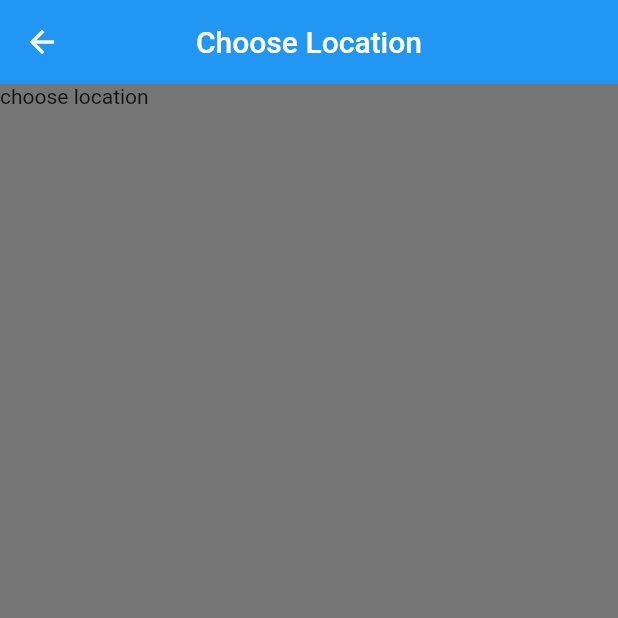
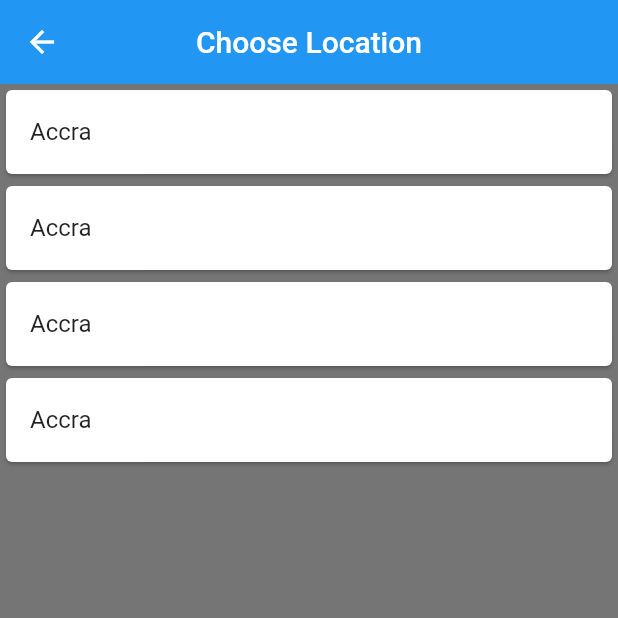
Before and after one commit to HumbleGh/world_time, a Flutter app: the screen it shows after launch, after a tap on "Choose Location", on a phone screen of 412 x 824 dp, the top half of it. Run offline on Flutter 3.47's test engine with Material 2 defaults, Android fonts, the phone set to English and light mode, and no system bars; our stand-ins replace flutter_spinkit; network calls fail.

Commit message:
Added a list view

```diff
--- a/lib/pages/choose_location.dart
+++ b/lib/pages/choose_location.dart
@@ -1,4 +1,5 @@
 import 'package:flutter/material.dart';
+import 'package:world_time/services/world_time.dart';
 
 class ChooseLocation extends StatefulWidget {
   const ChooseLocation({super.key});
@@ -8,6 +9,33 @@ class ChooseLocation extends StatefulWidget {
 }
 
 class _ChooseLocationState extends State<ChooseLocation> {
+  List<WorldTime> locations = [
+    WorldTime(
+        location: 'Accra',
+        time: 'time',
+        flag: 'gh.png',
+        isDaytime: 'isDaytime',
+        url: 'Africa/Accra'),
+    WorldTime(
+        location: 'Accra',
+        time: 'time',
+        flag: 'gh.png',
+        isDaytime: 'isDaytime',
+        url: 'Africa/Accra'),
+    WorldTime(
+        location: 'Accra',
+        time: 'time',
+        flag: 'gh.png',
+        isDaytime: 'isDaytime',
+        url: 'Africa/Accra'),
+    WorldTime(
+        location: 'Accra',
+        time: 'time',
+        flag: 'gh.png',
+        isDaytime: 'isDaytime',
+        url: 'Africa/Accra'),
+  ];
+
   @override
   Widget build(BuildContext context) {
     return Scaffold(
@@ -18,7 +46,17 @@ class _ChooseLocationState extends State<ChooseLocation> {
         centerTitle: true,
         elevation: 0,
       ),
-      body: const Text('choose location'),
+      body: ListView.builder(
+        itemBuilder: (context, index) {
+          return Card(
+            child: ListTile(
+              onTap: () {},
+              title: Text(locations[index].location),
+            ),
+          );
+        },
+        itemCount: locations.length,
+      ),
     );
   }
 }
--- a/lib/pages/home.dart
+++ b/lib/pages/home.dart
@@ -14,10 +14,21 @@ class _HomeState extends State<Home> {
   Widget build(BuildContext context) {
     data = ModalRoute.of(context)?.settings.arguments as Map;
 
+    // set background
+    String bgImage = data['isDaytime'] ? 'day.png' : 'night.png';
+    Color bgColor = data['isDaytime'] ? Colors.blue : Colors.indigoAccent;
+
     return Scaffold(
+      backgroundColor: bgColor,
       body: SafeArea(
+        child: Container(
+          decoration: BoxDecoration(
+              image: DecorationImage(
+            image: AssetImage('assets/$bgImage'),
+            fit: BoxFit.cover,
+          )),
           child: Padding(
-          padding: const EdgeInsets.fromLTRB(0, 120.0, 0, 0),
+            padding: const EdgeInsets.fromLTRB(10, 120.0, 0, 0),
             child: Column(
               children: [
                 TextButton.icon(
@@ -55,6 +66,7 @@ class _HomeState extends State<Home> {
             ),
           ),
         ),
+      ),
     );
   }
 }
--- a/lib/services/world_time.dart
+++ b/lib/services/world_time.dart
@@ -6,8 +6,11 @@ class WorldTime {
   String location; //Location name for the UI
   String time; //the time in that location
   String flag; //the url to an asset flag icon
-  String url; // location url for api endpoint
-  bool isDaytime; // True or False for if it is daytime or not
+  String url;
+
+  // ignore: prefer_typing_uninitialized_variables
+  var isDaytime; // location url for api endpoint
+  // bool isDaytime; // True or False for if it is daytime or not
 
   WorldTime(
       {required this.location,
@@ -34,6 +37,7 @@ class WorldTime {
 
       // Set the time property
       isDaytime = now.hour > 6 && now.hour < 20 ? true : false;
+      // The code above is a tenary operator to find whether it is day or night
       time = DateFormat.jm().format(now);
     } catch (e) {
       time = 'Failed to load time data';
--- a/pubspec.yaml
+++ b/pubspec.yaml
@@ -62,9 +62,8 @@ flutter:
   uses-material-design: true
 
   # To add assets to your application, add an assets section, like this:
-  # assets:
-  #   - images/a_dot_burr.jpeg
-  #   - images/a_dot_ham.jpeg
+  assets:
+    - assets/
 
   # An image asset can refer to one or more resolution-specific "variants", see
   # https://flutter.dev/assets-and-images/#resolution-aware
```
Lines whose indentation alone changed are shown as unchanged.
